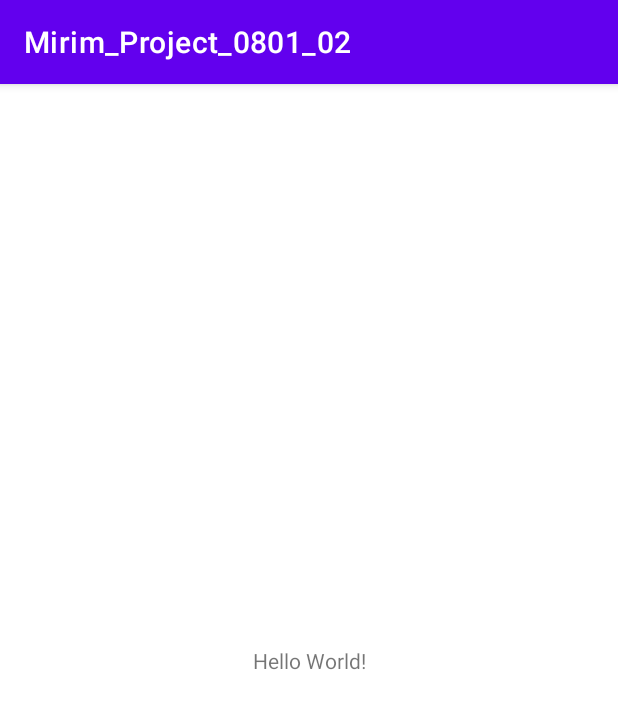
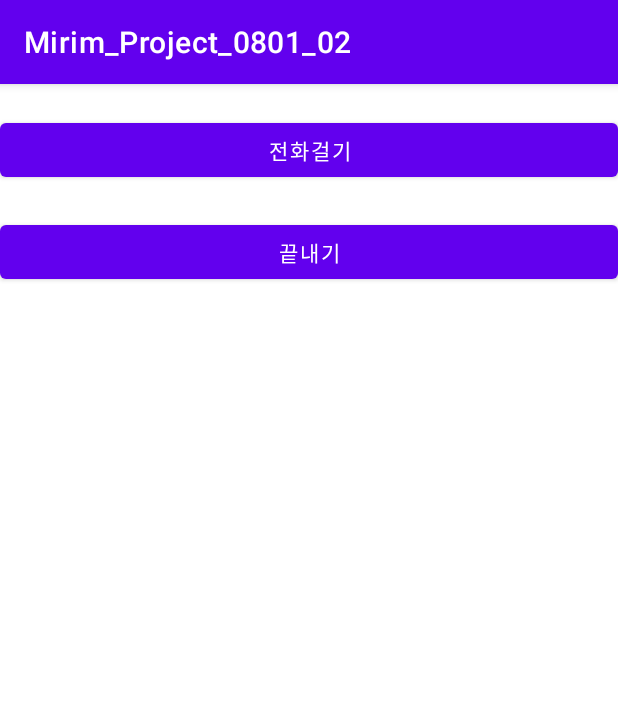
Before and after one commit to jihye1012/Mirim_Project_0801_02, an Android app: the screen it shows after launch (MainActivity), on a phone screen of 412 x 824 dp. Shown: the top 709 px of the screen. Run offline under Robolectric (Android 15) with nearby library versions, the phone set to English and light mode, and no system bars.

Commit message:
Activity Life Cycle에 대한 callback method연습

```diff
--- a/app/src/main/java/kr/hs/emirim/s2127/mirim_project_0801_02/MainActivity.java
+++ b/app/src/main/java/kr/hs/emirim/s2127/mirim_project_0801_02/MainActivity.java
@@ -2,13 +2,75 @@ package kr.hs.emirim.s2127.mirim_project_0801_02;
 
 import androidx.appcompat.app.AppCompatActivity;
 
+import android.content.Intent;
+import android.net.Uri;
 import android.os.Bundle;
+import android.util.Log;
+import android.view.View;
+import android.widget.Button;
 
 public class MainActivity extends AppCompatActivity {
 
     @Override
     protected void onCreate(Bundle savedInstanceState) {
         super.onCreate(savedInstanceState);
+        Log.d("***생성","onCreate()호출됨");
         setContentView(R.layout.activity_main);
+        Button btnDial=findViewById(R.id.btn_dial);
+        Button btnFinish=findViewById(R.id.btn_finish);
+        btnDial.setOnClickListener(btnListener);
+        btnFinish.setOnClickListener(btnListener);
     }
+
+    View.OnClickListener btnListener=new View.OnClickListener() {
+        @Override
+        public void onClick(View view) {
+            switch (view.getId()){
+                case R.id.btn_dial:
+                    Intent intent=new Intent(Intent.ACTION_VIEW, Uri.parse("tel:/01087878787"));
+                    startActivity(intent);
+                    break;
+                case R.id.btn_finish:
+                    finish();
+                    break;
+            }
+        }
+    };
+
+    @Override
+    protected void onStart() {
+        super.onStart();
+        Log.d("***생성","onCreate()호출됨");
+    }
+
+    @Override
+    protected void onResume() {
+        super.onResume();
+        Log.d("***생성","onCreate()호출됨");
+    }
+
+    @Override
+    protected void onPause() {
+        super.onPause();
+        Log.d("***생성","onCreate()호출됨");
+    }
+
+    @Override
+    protected void onStop() {
+        super.onStop();
+        Log.d("***생성","onCreate()호출됨");
+    }
+
+    @Override
+    protected void onRestart() {
+        super.onRestart();
+        Log.d("***생성","onCreate()호출됨");
+    }
+
+    @Override
+    protected void onDestroy() {
+        super.onDestroy();
+        Log.d("***생성","onCreate()호출됨");
+    }
+
 }
--- a/app/src/main/res/layout/activity_main.xml
+++ b/app/src/main/res/layout/activity_main.xml
@@ -1,18 +1,26 @@
 <?xml version="1.0" encoding="utf-8"?>
-<androidx.constraintlayout.widget.ConstraintLayout xmlns:android="http://schemas.android.com/apk/res/android"
+<LinearLayout xmlns:android="http://schemas.android.com/apk/res/android"
     xmlns:app="http://schemas.android.com/apk/res-auto"
     xmlns:tools="http://schemas.android.com/tools"
     android:layout_width="match_parent"
     android:layout_height="match_parent"
+    android:orientation="vertical"
     tools:context=".MainActivity">
 
-    <TextView
-        android:layout_width="wrap_content"
+    <Button
+        android:id="@+id/btn_dial"
+        android:layout_width="match_parent"
         android:layout_height="wrap_content"
-        android:text="Hello World!"
-        app:layout_constraintBottom_toBottomOf="parent"
-        app:layout_constraintLeft_toLeftOf="parent"
-        app:layout_constraintRight_toRightOf="parent"
-        app:layout_constraintTop_toTopOf="parent" />
+        android:layout_marginTop="20dp"
+        android:text="전화걸기"/>
 
-</androidx.constraintlayout.widget.ConstraintLayout>
+    <Button
+        android:id="@+id/btn_finish"
+        android:layout_width="match_parent"
+        android:layout_height="wrap_content"
+        android:layout_marginTop="20dp"
+        android:text="끝내기"/>
+
+
+
+</LinearLayout>
```
